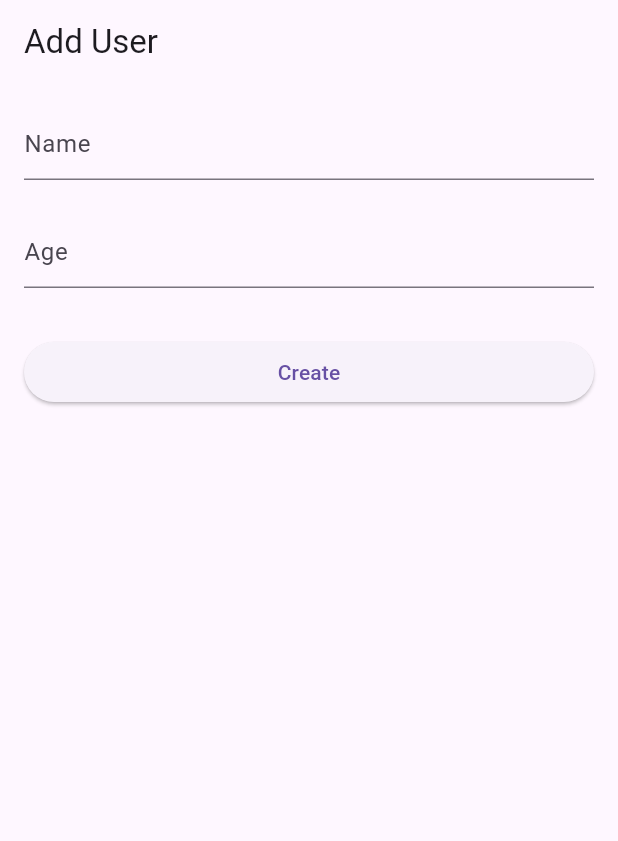
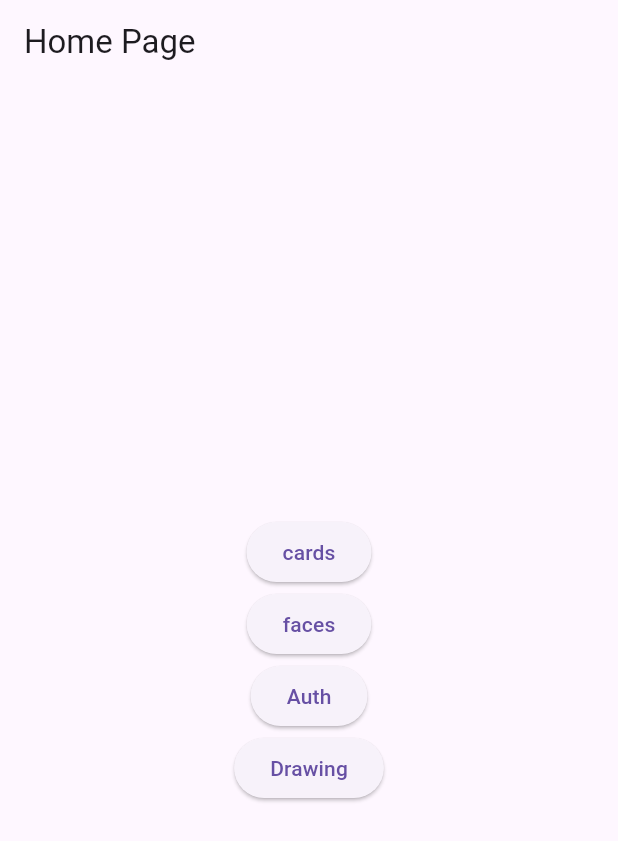
Before and after one commit to Gipeio/eTarot, a Flutter app: the screen it shows after launch, on a phone screen of 412 x 824 dp. Shown: the top 841 px of the screen. Run offline on Flutter 3.47's test engine with Material 3 defaults, Android fonts, the phone set to English and light mode, and no system bars; our stand-ins replace cloud_firestore, firebase_core; accounts and stored records are empty.

Commit message:
Feat/crud (#2)
* new test environnment and collection models

* cardFaces

* email auth

* anonymous auth and google auth

* card service

* refactor cardfrace model

* drawing

```diff
--- a/lib/main.dart
+++ b/lib/main.dart
@@ -1,10 +1,23 @@
 import 'package:flutter/material.dart';
 import 'package:firebase_core/firebase_core.dart';
 import 'firebase_options.dart';
-import 'package:etarot/services/main_app.dart';
+import 'package:etarot/pages/home_page.dart';
 
 void main() async{
   WidgetsFlutterBinding.ensureInitialized();
   await Firebase.initializeApp( options: DefaultFirebaseOptions.currentPlatform,);
   runApp(MainApp());
 }
+
+class MainApp extends StatelessWidget {
+  @override
+  Widget build(BuildContext context) {
+    return MaterialApp(
+      title: 'My App',
+      theme: ThemeData(
+        primarySwatch: Colors.blue,
+      ),
+      home: HomePage(),
+    );
+  }
+}
--- /dev/null
+++ b/lib/model/Drawing.dart
@@ -0,0 +1,40 @@
+import 'package:cloud_firestore/cloud_firestore.dart';
+
+class Drawing {
+  final String id;
+  final String userId;
+  final DateTime drawingDate;
+  final List<String> cardFaceIds;
+  final int objectiveNote;
+  final int subjectiveNote;
+
+
+  Drawing({
+    required this.id,
+    required this.userId,
+    required this.drawingDate,
+    required this.cardFaceIds,
+    required this.objectiveNote,
+    required this.subjectiveNote,
+  });
+
+  Map<String, dynamic> toJson() => {
+        'id': id,
+        'userId' : userId,
+        'drawingDate' : drawingDate,
+        'cardFaceIds': cardFaceIds,
+        'objectiveNote' : objectiveNote,
+        'subjectiveNote' : subjectiveNote,
+      };
+
+  factory Drawing.fromJson(Map<String, dynamic>? json, String id) {
+    return Drawing(
+      id: id,
+      userId: json?['userId'] ?? '',
+      drawingDate: (json?['drawingDate'] as Timestamp)?.toDate() ?? DateTime.now(),
+      cardFaceIds: List<String>.from(json?['cardFaceIds'] ?? []),
+      objectiveNote: json?['objectiveNote'] ?? 0,
+      subjectiveNote: json?['subjectiveNote'] ?? 0,
+    );
+  }
+}
--- a/lib/model/User.dart
+++ /dev/null
@@ -1,14 +0,0 @@
-  class User {
-    final String name;
-    final int age;
-
-    User({
-      required this.name,
-      required this.age,
-    });
-
-    Map<String, dynamic> toJson() => {
-      'name': name,
-      'age': age,
-    };
-  }
--- /dev/null
+++ b/lib/pages/home_page.dart
@@ -0,0 +1,59 @@
+import 'package:etarot/test/auth_test.dart';
+import 'package:etarot/test/card_face_service_test.dart';
+import 'package:etarot/test/card_service_test.dart';
+import 'package:etarot/test/drawing_service_test.dart';
+import 'package:flutter/material.dart';
+
+class HomePage extends StatelessWidget {
+  @override
+  Widget build(BuildContext context) {
+    return Scaffold(
+      appBar: AppBar(
+        title: Text('Home Page'),
+      ),
+      body: Center(
+        child: Column(
+          mainAxisAlignment: MainAxisAlignment.center,
+          children: [
+            ElevatedButton(
+              onPressed: () {
+                Navigator.push(
+                  context,
+                  MaterialPageRoute(builder: (context) => CardTestPage()),
+                );
+              },
+              child: Text('cards'),
+            ),
+            ElevatedButton(
+              onPressed: () {
+                Navigator.push(
+                  context,
+                  MaterialPageRoute(builder: (context) => CardFaceServiceTest()),
+                );
+              },
+              child: Text('faces'),
+            ),
+            ElevatedButton(
+              onPressed: () {
+                Navigator.push(
+                  context,
+                  MaterialPageRoute(builder: (context) => AuthenticationTestPage()),
+                );
+              },
+              child: Text('Auth'),
+            ),
+            ElevatedButton(
+              onPressed: () {
+                Navigator.push(
+                  context,
+                  MaterialPageRoute(builder: (context) => DrawingTestPage()),
+                );
+              },
+              child: Text('Drawing'),
+            ),
+          ],
+        ),
+      ),
+    );
+  }
+}
--- /dev/null
+++ b/lib/services/drawing_service.dart
@@ -0,0 +1,57 @@
+import 'package:cloud_firestore/cloud_firestore.dart';
+import 'package:etarot/model/Drawing.dart';
+
+class DrawingService {
+  final CollectionReference drawingsCollection =
+      FirebaseFirestore.instance.collection('drawings');
+
+  // CREATE
+  Future<void> createDrawing(Drawing drawing) async {
+    try {
+      await drawingsCollection.add(drawing.toJson());
+    } catch (e) {
+      print('Error creating drawing: $e');
+      throw e;
+    }
+  }
+
+  // READ ALL
+  Future<List<Drawing>> getAllDrawings() async {
+    try {
+      QuerySnapshot querySnapshot = await drawingsCollection.get();
+      return querySnapshot.docs.map((doc) {
+        return Drawing.fromJson(doc.data() as Map<String, dynamic>, doc.id);
+      }).toList();
+    } catch (e) {
+      print('Error getting all drawings: $e');
+      throw e;
+    }
+  }
+
+  // READ SPECIFIC
+  Future<Drawing?> getDrawingById(String drawingId) async {
+    try {
+      DocumentSnapshot documentSnapshot =
+          await drawingsCollection.doc(drawingId).get();
+      if (documentSnapshot.exists) {
+        return Drawing.fromJson(
+            documentSnapshot.data() as Map<String, dynamic>, documentSnapshot.id);
+      } else {
+        return null;
+      }
+    } catch (e) {
+      print('Error getting drawing by ID: $e');
+      throw e;
+    }
+  }
+
+  // DELETE
+  Future<void> deleteDrawing(String drawingId) async {
+    try {
+      await drawingsCollection.doc(drawingId).delete();
+    } catch (e) {
+      print('Error deleting drawing: $e');
+      throw e;
+    }
+  }
+}
--- a/lib/services/main_app.dart
+++ /dev/null
@@ -1,50 +0,0 @@
-import 'package:etarot/model/user.dart';
-import 'package:etarot/services/user_service.dart';
-import 'package:flutter/material.dart';
-
-class MainApp extends StatelessWidget {
-  MainApp({super.key});
-  final controllerName = TextEditingController();
-  final controllerAge = TextEditingController();
-  final controllerBirthday = TextEditingController();
-
-  @override
-  Widget build(BuildContext context) {
-    return  MaterialApp(
-      home: Scaffold(
-        appBar: AppBar(
-            title: Text('Add User'),
-        ),
-        body: ListView(
-          padding: EdgeInsets.all(16),
-          children: <Widget> [
-            TextField(
-              controller: controllerName,
-              decoration: InputDecoration(
-                hintText: 'Name'
-              ),
-            ),
-            const SizedBox(height: 24),
-            TextField(
-              controller: controllerAge,
-              decoration: InputDecoration(
-                hintText: 'Age'
-              ),
-            ),
-            const SizedBox(height: 32),
-            ElevatedButton(
-              child: Text('Create'),
-              onPressed: () {
-                final user = User(
-                name: controllerName.text,
-                age: int.parse(controllerAge.text),
-                );
-                UserService.createUser(user);
-              }
-            ),
-          ],
-        ),
-      ),
-    );
-  }
-}
--- a/lib/services/user_service.dart
+++ /dev/null
@@ -1,10 +0,0 @@
-import 'package:cloud_firestore/cloud_firestore.dart';
-import 'package:etarot/model/user.dart';
-
-class UserService {
-  static Future<void> createUser(User user) async {
-    final docUser = FirebaseFirestore.instance.collection('users').doc();
-    final json = user.toJson();
-    await docUser.set(json);
-  }
-}
--- a/pubspec.yaml
+++ b/pubspec.yaml
@@ -9,9 +9,12 @@ environment:
 dependencies:
   cloud_firestore: ^4.13.6
   date_field: ^3.0.5
+  firebase_auth: ^4.15.3
   firebase_core: ^2.24.2
   flutter:
     sdk: flutter
+  google_sign_in: ^6.2.1
+  test: ^1.24.9
 
 dev_dependencies:
   flutter_test:
```
Also changed, not shown: lib/model/Card.dart (added, +29 -0 lines), lib/model/CardFace.dart (added, +25 -0 lines), lib/services/card_face_service.dart (added, +21 -0 lines), lib/services/card_service.dart (added, +19 -0 lines), pubspec.lock, 7 other files.
